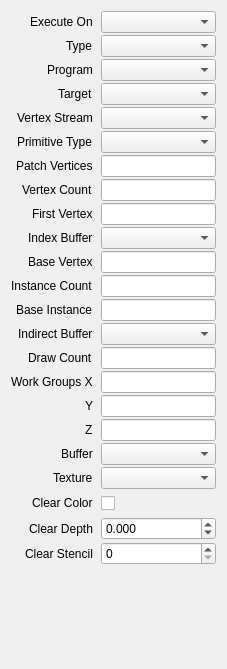
Above: src/session/CallProperties.ui from houmain/gpupad before the change. Below: the same form after it.
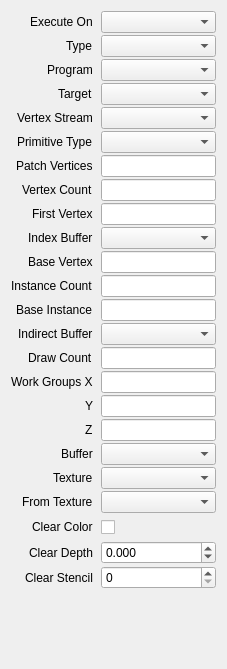
That is the form after the change. Custom widgets are drawn as their Qt base class.

Commit message: Copy texture call

What changed in the file:
```diff
--- a/src/session/CallProperties.ui
+++ b/src/session/CallProperties.ui
@@ -204,14 +204,14 @@
      <item row="19" column="1">
       <widget class="ReferenceComboBox" name="texture"/>
      </item>
-     <item row="20" column="0">
+     <item row="21" column="0">
       <widget class="QLabel" name="labelClearColor">
        <property name="text">
         <string>Clear Color</string>
        </property>
       </widget>
      </item>
-     <item row="20" column="1">
+     <item row="21" column="1">
       <widget class="ColorPicker" name="clearColor">
        <property name="minimumSize">
         <size>
@@ -221,14 +221,14 @@
        </property>
       </widget>
      </item>
-     <item row="21" column="0">
+     <item row="22" column="0">
       <widget class="QLabel" name="labelClearDepth">
        <property name="text">
         <string>Clear Depth</string>
        </property>
       </widget>
      </item>
-     <item row="21" column="1">
+     <item row="22" column="1">
       <widget class="QDoubleSpinBox" name="clearDepth">
        <property name="decimals">
         <number>3</number>
@@ -244,14 +244,14 @@
        </property>
       </widget>
      </item>
-     <item row="22" column="0">
+     <item row="23" column="0">
       <widget class="QLabel" name="labelClearStencil">
        <property name="text">
         <string>Clear Stencil</string>
        </property>
       </widget>
      </item>
-     <item row="22" column="1">
+     <item row="23" column="1">
       <widget class="QSpinBox" name="clearStencil">
        <property name="maximum">
         <number>255</number>
@@ -288,6 +288,16 @@
      <item row="17" column="1">
       <widget class="ExpressionLineEdit" name="workGroupsZ"/>
      </item>
+     <item row="20" column="1">
+      <widget class="ReferenceComboBox" name="fromTexture"/>
+     </item>
+     <item row="20" column="0">
+      <widget class="QLabel" name="labelFromTexture">
+       <property name="text">
+        <string>From Texture</string>
+       </property>
+      </widget>
+     </item>
     </layout>
    </item>
   </layout>
```
The commit also changes 12 other files.
